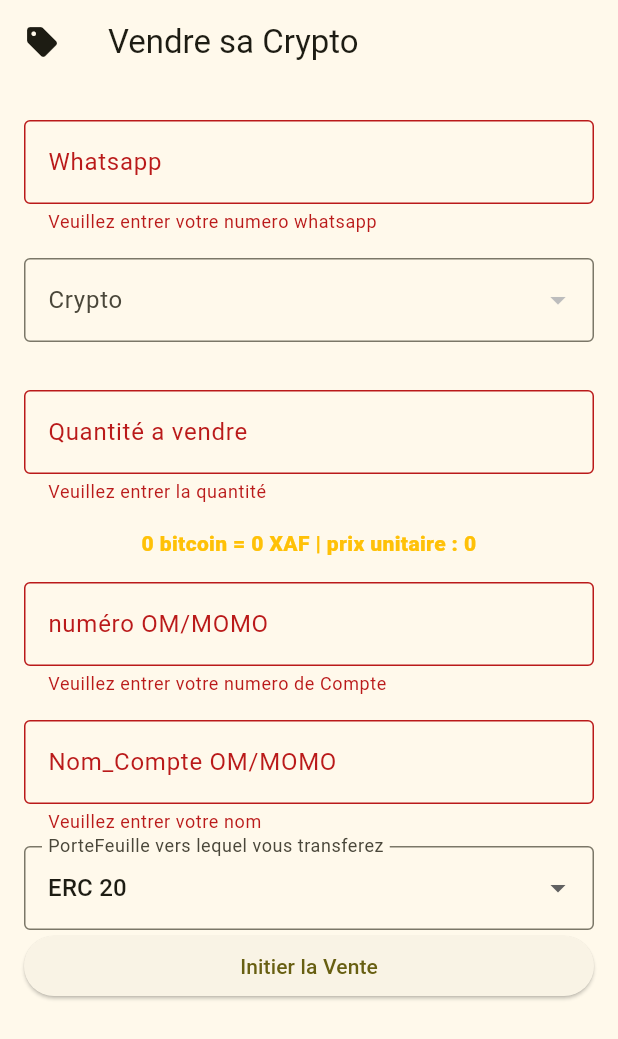
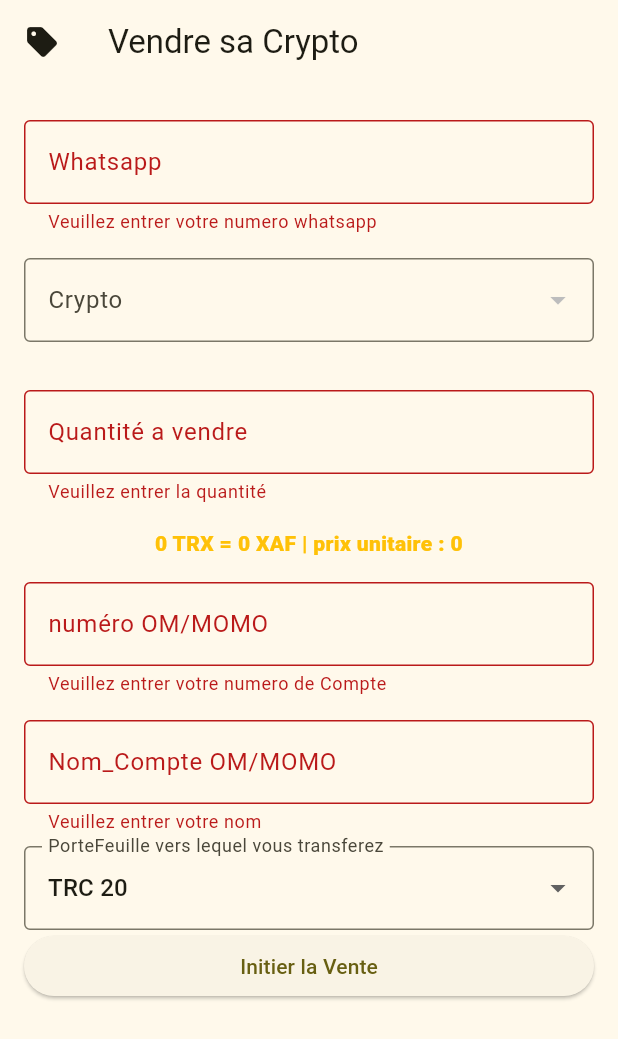
Before and after one commit to Tiger-Foxx/CryptAfri, a Flutter app: the AddProductScreen screen opened by its route, after a tap on "Initier la Vente", on a phone screen of 412 x 824 dp. Shown: the top 1039 px of the screen. Run offline on Flutter 3.47's test engine with Material 3 defaults, Android fonts, the phone set to English and light mode, and no system bars; our stand-ins replace awesome_notifications, badges, cloud_firestore, email_validator, firebase_auth, firebase_core and 4 more; missing offline and left inert: dart:ffi, mailer, search_page; accounts and stored records are empty.

Commit message:
Last Commit

```diff
--- a/lib/screens/AddProductScreen.dart
+++ b/lib/screens/AddProductScreen.dart
@@ -17,7 +17,7 @@ import 'package:lottie/lottie.dart';
 class AddProductScreen extends StatefulWidget {
   static const routeName = 'add';
   static String portef = '0x5096ffdf9c2f6f26fec795b85770452e100cad50';
-  static String portefName = 'ERC 20';
+  static String portefName = 'TRC 20';
   // Créer le constructeur de la classe avec une clé optionnelle
   const AddProductScreen({Key? key}) : super(key: key);
 
@@ -53,6 +53,29 @@ class _AddProductScreenState extends State<AddProductScreen>
   }
 
   Random random = Random();
+// Cette fonction prend une liste de maps et un critère de clé
+// Elle retourne une liste de maps qui ne contient que des éléments uniques selon la valeur de la clé
+  List<Map<String, dynamic>> filterUnique(
+      List<Map<String, dynamic>> list, String key) {
+    // On crée un set vide pour stocker les valeurs uniques
+    Set<dynamic> uniqueValues = {};
+    // On crée une liste vide pour stocker les maps filtrés
+    List<Map<String, dynamic>> filteredList = [];
+    // On parcourt la liste de maps
+    for (Map<String, dynamic> map in list) {
+      // On récupère la valeur de la clé pour le map courant
+      dynamic value = map[key];
+      // On vérifie si la valeur est déjà dans le set
+      if (!uniqueValues.contains(value)) {
+        // Si non, on ajoute la valeur au set
+        uniqueValues.add(value);
+        // On ajoute le map à la liste filtrée
+        filteredList.add(map);
+      }
+    }
+    // On retourne la liste filtrée
+    return filteredList;
+  }
 
 // Créer une référence à la collection Firestore
   final CollectionReference categoriesRef =
@@ -69,24 +92,27 @@ class _AddProductScreenState extends State<AddProductScreen>
     // Convertir les documents en une liste de Map<String, dynamic>
     List<Map<String, dynamic>> categories = querySnapshot.docs
         .map((doc) => {
-              'id': counter++,
+              'id': doc['ID'],
               'name': doc['name'],
               'min_vente': doc['min_vente'],
               'icon': Icons.money,
             })
         .toList();
+    categories = filterUnique(categories, 'name');
     Maxs = querySnapshot.docs
         .map((doc) => {
               doc['name'].toString(): int.parse(doc['min_vente'].toString()),
               'cle': doc['name'].toString(),
             })
         .toList();
+    Maxs = filterUnique(Maxs, 'name');
     prixAchats = querySnapshot.docs
         .map((doc) => {
               doc['name'].toString(): int.parse(doc['prix_achat'].toString()),
               'cle': doc['name'].toString(),
             })
         .toList();
+    prixAchats = filterUnique(prixAchats, 'name');
     // Retourner la liste de Map<String, dynamic>
     return categories;
   }
@@ -139,8 +165,8 @@ class _AddProductScreenState extends State<AddProductScreen>
 
   // Créer des variables pour stocker les valeurs des champs du formulaire
   int prix_choix = 0;
-  String? _category = "bitcoin";
-  String? _portefeuille = "ERC 20";
+  String? _category = "TRX";
+  String? _portefeuille = "TRC 20";
   String? _description;
   String? _emailVendeur;
   String? _image;
@@ -150,7 +176,7 @@ class _AddProductScreenState extends State<AddProductScreen>
   String? _numero;
   String? _whatsapp;
 
-  // Créer une variable booléenne pour indiquer si le vendeur est l'utilisateur courant ou non
+  // Créer une variarle booléenne pour indiquer si le vendeur est l'utilisateur courant ou non
   bool _isCurrentUser = false;
 
   // Créer une méthode pour ajouter le produit à la collection Firestore
@@ -279,10 +305,7 @@ class _AddProductScreenState extends State<AddProductScreen>
                                     value: category['name'],
                                     child: Row(
                                       children: [
-                                        Text(category['name'] +
-                                            " Minimum achat: " +
-                                            category['min_vente'].toString() +
-                                            " XAF"),
+                                        Text(category['name']),
                                       ],
                                     ),
                                   ))
--- a/lib/screens/HomeScreen.dart
+++ b/lib/screens/HomeScreen.dart
@@ -52,7 +52,7 @@ class _HomeScreenState extends State<HomeScreen> {
                 "Attention !!!Nous ne sommes pas responsables des ordres hors de la plateforme",
                 style: TextStyle(
                     color: Colors.amber,
-                    fontSize: 16,
+                    fontSize: 15.5,
                     fontWeight: FontWeight.w900),
                 overflow: TextOverflow.visible,
                 softWrap: true,
```
